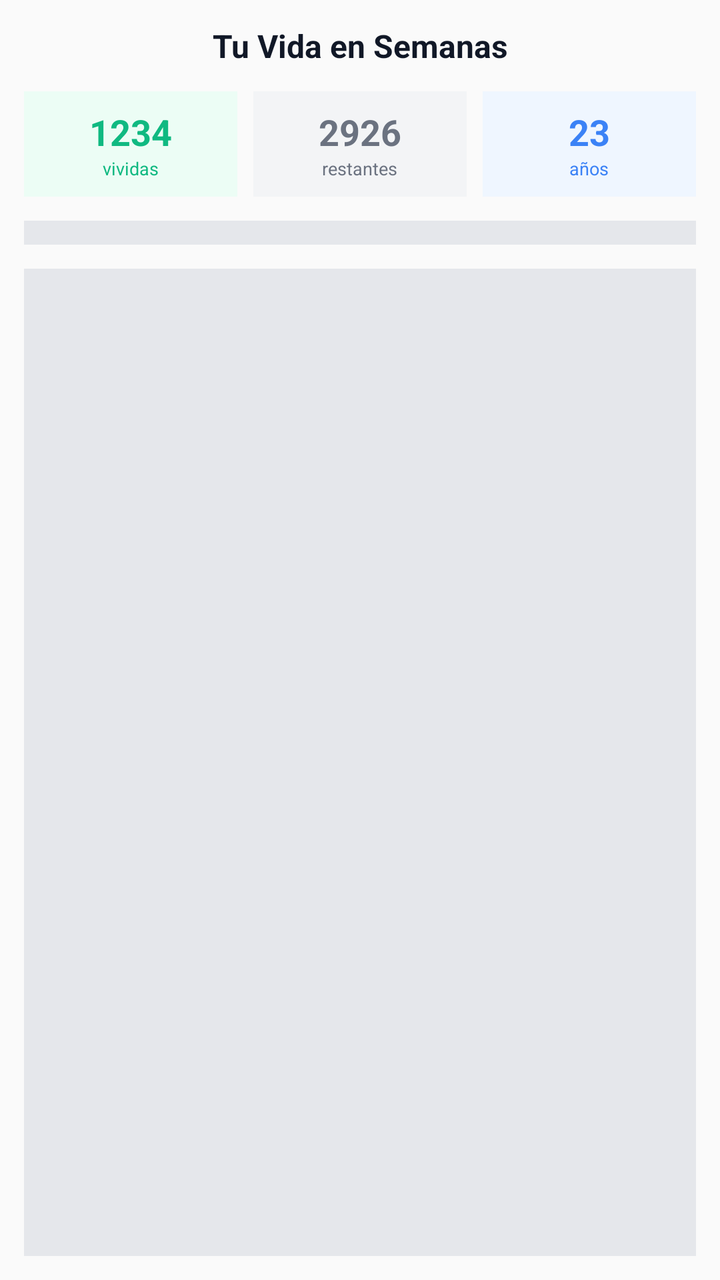
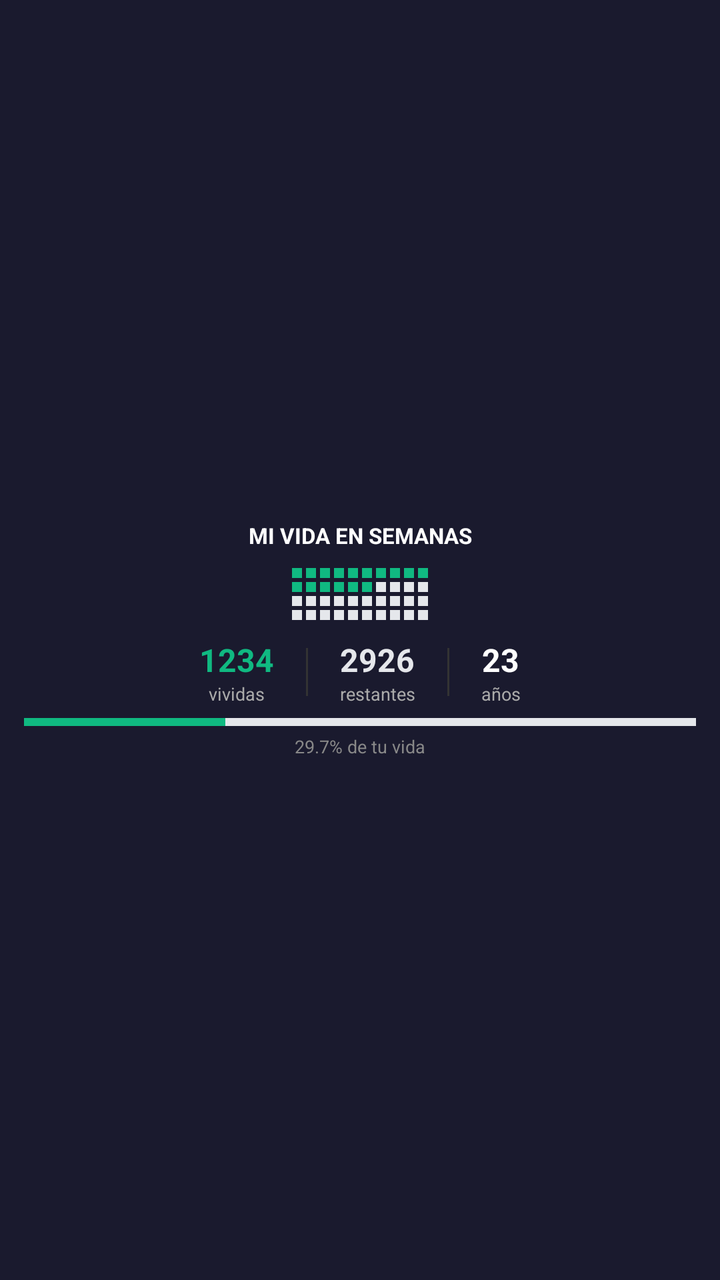

Screens rendered from an Android XML layout before and after an edit, with the pre-edit source and the edit as a unified diff.
<!-- AndroidManifest.xml: application theme Theme.Momentum -->
<!-- res/layout/life_weeks_widget_preview.xml -->
<?xml version="1.0" encoding="utf-8"?>
<FrameLayout xmlns:android="http://schemas.android.com/apk/res/android"
    android:layout_width="match_parent"
    android:layout_height="match_parent"
    android:background="#FAFAFA"
    android:padding="12dp">

    <LinearLayout
        android:layout_width="match_parent"
        android:layout_height="match_parent"
        android:orientation="vertical"
        android:gravity="center">

        <TextView
            android:layout_width="wrap_content"
            android:layout_height="wrap_content"
            android:text="Tu Vida en Semanas"
            android:textStyle="bold"
            android:textSize="16sp"
            android:textColor="#111827"
            android:gravity="center" />

        <View
            android:layout_width="1dp"
            android:layout_height="12dp" />

        <LinearLayout
            android:layout_width="match_parent"
            android:layout_height="wrap_content"
            android:orientation="horizontal"
            android:gravity="center">

            <LinearLayout
                android:layout_width="0dp"
                android:layout_height="wrap_content"
                android:layout_weight="1"
                android:orientation="vertical"
                android:gravity="center"
                android:background="#ECFDF5"
                android:padding="8dp">

                <TextView
                    android:layout_width="wrap_content"
                    android:layout_height="wrap_content"
                    android:text="1234"
                    android:textSize="18sp"
                    android:textStyle="bold"
                    android:textColor="#10B981" />

                <TextView
                    android:layout_width="wrap_content"
                    android:layout_height="wrap_content"
                    android:text="vividas"
                    android:textSize="9sp"
                    android:textColor="#10B981" />
            </LinearLayout>

            <View
                android:layout_width="8dp"
                android:layout_height="1dp" />

            <LinearLayout
                android:layout_width="0dp"
                android:layout_height="wrap_content"
                android:layout_weight="1"
                android:orientation="vertical"
                android:gravity="center"
                android:background="#F3F4F6"
                android:padding="8dp">

                <TextView
                    android:layout_width="wrap_content"
                    android:layout_height="wrap_content"
                    android:text="2926"
                    android:textSize="18sp"
                    android:textStyle="bold"
                    android:textColor="#6B7280" />

                <TextView
                    android:layout_width="wrap_content"
                    android:layout_height="wrap_content"
                    android:text="restantes"
                    android:textSize="9sp"
                    android:textColor="#6B7280" />
            </LinearLayout>

            <View
                android:layout_width="8dp"
                android:layout_height="1dp" />

            <LinearLayout
                android:layout_width="0dp"
                android:layout_height="wrap_content"
                android:layout_weight="1"
                android:orientation="vertical"
                android:gravity="center"
                android:background="#EFF6FF"
                android:padding="8dp">

                <TextView
                    android:layout_width="wrap_content"
                    android:layout_height="wrap_content"
                    android:text="23"
                    android:textSize="18sp"
                    android:textStyle="bold"
                    android:textColor="#3B82F6" />

                <TextView
                    android:layout_width="wrap_content"
                    android:layout_height="wrap_content"
                    android:text="años"
                    android:textSize="9sp"
                    android:textColor="#3B82F6" />
            </LinearLayout>
        </LinearLayout>

        <View
            android:layout_width="1dp"
            android:layout_height="12dp" />

        <View
            android:layout_width="match_parent"
            android:layout_height="12dp"
            android:background="#E5E7EB" />

        <View
            android:layout_width="1dp"
            android:layout_height="12dp" />

        <View
            android:layout_width="match_parent"
            android:layout_height="0dp"
            android:layout_weight="1"
            android:background="#E5E7EB" />

    </LinearLayout>

</FrameLayout>
<!-- resources referenced by this layout -->
<resources>
  <style name="Theme.Momentum" parent="Base.Theme.Momentum" />
  <style name="Base.Theme.Momentum" parent="Theme.Material3.DayNight.NoActionBar">
          
      </style>
</resources>

<!-- the commit's change to res/layout/life_weeks_widget_preview.xml (unified diff, before → after) -->
@@ -2,7 +2,7 @@
 <FrameLayout xmlns:android="http://schemas.android.com/apk/res/android"
     android:layout_width="match_parent"
     android:layout_height="match_parent"
-    android:background="#FAFAFA"
+    android:background="#1A1A2E"
     android:padding="12dp">
 
     <LinearLayout
@@ -11,39 +11,121 @@
         android:orientation="vertical"
         android:gravity="center">
 
+        
         <TextView
             android:layout_width="wrap_content"
             android:layout_height="wrap_content"
-            android:text="Tu Vida en Semanas"
+            android:text="MI VIDA EN SEMANAS"
             android:textStyle="bold"
-            android:textSize="16sp"
-            android:textColor="#111827"
+            android:textSize="11sp"
+            android:textColor="#FFFFFF"
             android:gravity="center" />
 
         <View
             android:layout_width="1dp"
-            android:layout_height="12dp" />
-
+            android:layout_height="8dp" />
+
+        
         <LinearLayout
             android:layout_width="match_parent"
             android:layout_height="wrap_content"
+            android:orientation="vertical"
+            android:gravity="center"
+            android:paddingStart="4dp"
+            android:paddingEnd="4dp">
+            
+            
+            <LinearLayout
+                android:layout_width="wrap_content"
+                android:layout_height="wrap_content"
+                android:orientation="horizontal">
+                <View android:layout_width="5dp" android:layout_height="5dp" android:layout_margin="1dp" android:background="#10B981"/>
+                <View android:layout_width="5dp" android:layout_height="5dp" android:layout_margin="1dp" android:background="#10B981"/>
+                <View android:layout_width="5dp" android:layout_height="5dp" android:layout_margin="1dp" android:background="#10B981"/>
+                <View android:layout_width="5dp" android:layout_height="5dp" android:layout_margin="1dp" android:background="#10B981"/>
+                <View android:layout_width="5dp" android:layout_height="5dp" android:layout_margin="1dp" android:background="#10B981"/>
+                <View android:layout_width="5dp" android:layout_height="5dp" android:layout_margin="1dp" android:background="#10B981"/>
+                <View android:layout_width="5dp" android:layout_height="5dp" android:layout_margin="1dp" android:background="#10B981"/>
+                <View android:layout_width="5dp" android:layout_height="5dp" android:layout_margin="1dp" android:background="#10B981"/>
+                <View android:layout_width="5dp" android:layout_height="5dp" android:layout_margin="1dp" android:background="#10B981"/>
+                <View android:layout_width="5dp" android:layout_height="5dp" android:layout_margin="1dp" android:background="#10B981"/>
+            </LinearLayout>
+            
+            
+            <LinearLayout
+                android:layout_width="wrap_content"
+                android:layout_height="wrap_content"
+                android:orientation="horizontal">
+                <View android:layout_width="5dp" android:layout_height="5dp" android:layout_margin="1dp" android:background="#10B981"/>
+                <View android:layout_width="5dp" android:layout_height="5dp" android:layout_margin="1dp" android:background="#10B981"/>
+                <View android:layout_width="5dp" android:layout_height="5dp" android:layout_margin="1dp" android:background="#10B981"/>
+                <View android:layout_width="5dp" android:layout_height="5dp" android:layout_margin="1dp" android:background="#10B981"/>
+                <View android:layout_width="5dp" android:layout_height="5dp" android:layout_margin="1dp" android:background="#10B981"/>
+                <View android:layout_width="5dp" android:layout_height="5dp" android:layout_margin="1dp" android:background="#10B981"/>
+                <View android:layout_width="5dp" android:layout_height="5dp" android:layout_margin="1dp" android:background="#E5E7EB"/>
+                <View android:layout_width="5dp" android:layout_height="5dp" android:layout_margin="1dp" android:background="#E5E7EB"/>
+                <View android:layout_width="5dp" android:layout_height="5dp" android:layout_margin="1dp" android:background="#E5E7EB"/>
+                <View android:layout_width="5dp" android:layout_height="5dp" android:layout_margin="1dp" android:background="#E5E7EB"/>
+            </LinearLayout>
+            
+            
+            <LinearLayout
+                android:layout_width="wrap_content"
+                android:layout_height="wrap_content"
+                android:orientation="horizontal">
+                <View android:layout_width="5dp" android:layout_height="5dp" android:layout_margin="1dp" android:background="#E5E7EB"/>
+                <View android:layout_width="5dp" android:layout_height="5dp" android:layout_margin="1dp" android:background="#E5E7EB"/>
+                <View android:layout_width="5dp" android:layout_height="5dp" android:layout_margin="1dp" android:background="#E5E7EB"/>
+                <View android:layout_width="5dp" android:layout_height="5dp" android:layout_margin="1dp" android:background="#E5E7EB"/>
+                <View android:layout_width="5dp" android:layout_height="5dp" android:layout_margin="1dp" android:background="#E5E7EB"/>
+                <View android:layout_width="5dp" android:layout_height="5dp" android:layout_margin="1dp" android:background="#E5E7EB"/>
+                <View android:layout_width="5dp" android:layout_height="5dp" android:layout_margin="1dp" android:background="#E5E7EB"/>
+                <View android:layout_width="5dp" android:layout_height="5dp" android:layout_margin="1dp" android:background="#E5E7EB"/>
+                <View android:layout_width="5dp" android:layout_height="5dp" android:layout_margin="1dp" android:background="#E5E7EB"/>
+                <View android:layout_width="5dp" android:layout_height="5dp" android:layout_margin="1dp" android:background="#E5E7EB"/>
+            </LinearLayout>
+            
+            
+            <LinearLayout
+                android:layout_width="wrap_content"
+                android:layout_height="wrap_content"
+                android:orientation="horizontal">
+                <View android:layout_width="5dp" android:layout_height="5dp" android:layout_margin="1dp" android:background="#E5E7EB"/>
+                <View android:layout_width="5dp" android:layout_height="5dp" android:layout_margin="1dp" android:background="#E5E7EB"/>
+                <View android:layout_width="5dp" android:layout_height="5dp" android:layout_margin="1dp" android:background="#E5E7EB"/>
+                <View android:layout_width="5dp" android:layout_height="5dp" android:layout_margin="1dp" android:background="#E5E7EB"/>
+                <View android:layout_width="5dp" android:layout_height="5dp" android:layout_margin="1dp" android:background="#E5E7EB"/>
+                <View android:layout_width="5dp" android:layout_height="5dp" android:layout_margin="1dp" android:background="#E5E7EB"/>
+                <View android:layout_width="5dp" android:layout_height="5dp" android:layout_margin="1dp" android:background="#E5E7EB"/>
+                <View android:layout_width="5dp" android:layout_height="5dp" android:layout_margin="1dp" android:background="#E5E7EB"/>
+                <View android:layout_width="5dp" android:layout_height="5dp" android:layout_margin="1dp" android:background="#E5E7EB"/>
+                <View android:layout_width="5dp" android:layout_height="5dp" android:layout_margin="1dp" android:background="#E5E7EB"/>
+            </LinearLayout>
+        </LinearLayout>
+
+        <View
+            android:layout_width="1dp"
+            android:layout_height="8dp" />
+
+        
+        <LinearLayout
+            android:layout_width="match_parent"
+            android:layout_height="wrap_content"
             android:orientation="horizontal"
             android:gravity="center">
 
-            <LinearLayout
-                android:layout_width="0dp"
-                android:layout_height="wrap_content"
-                android:layout_weight="1"
+            
+            <LinearLayout
+                android:layout_width="wrap_content"
+                android:layout_height="wrap_content"
                 android:orientation="vertical"
-                android:gravity="center"
-                android:background="#ECFDF5"
-                android:padding="8dp">
+                android:gravity="center">
 
                 <TextView
                     android:layout_width="wrap_content"
                     android:layout_height="wrap_content"
                     android:text="1234"
-                    android:textSize="18sp"
+                    android:textSize="16sp"
                     android:textStyle="bold"
                     android:textColor="#10B981" />
 
@@ -52,86 +134,115 @@
                     android:layout_height="wrap_content"
                     android:text="vividas"
                     android:textSize="9sp"
-                    android:textColor="#10B981" />
-            </LinearLayout>
-
-            <View
-                android:layout_width="8dp"
-                android:layout_height="1dp" />
-
-            <LinearLayout
-                android:layout_width="0dp"
-                android:layout_height="wrap_content"
-                android:layout_weight="1"
+                    android:textColor="#AAAAAA" />
+            </LinearLayout>
+
+            <View
+                android:layout_width="16dp"
+                android:layout_height="1dp" />
+
+            
+            <View
+                android:layout_width="1dp"
+                android:layout_height="24dp"
+                android:background="#333333" />
+
+            <View
+                android:layout_width="16dp"
+                android:layout_height="1dp" />
+
+            
+            <LinearLayout
+                android:layout_width="wrap_content"
+                android:layout_height="wrap_content"
                 android:orientation="vertical"
-                android:gravity="center"
-                android:background="#F3F4F6"
-                android:padding="8dp">
+                android:gravity="center">
 
                 <TextView
                     android:layout_width="wrap_content"
                     android:layout_height="wrap_content"
                     android:text="2926"
-                    android:textSize="18sp"
+                    android:textSize="16sp"
                     android:textStyle="bold"
-                    android:textColor="#6B7280" />
+                    android:textColor="#E5E7EB" />
 
                 <TextView
                     android:layout_width="wrap_content"
                     android:layout_height="wrap_content"
                     android:text="restantes"
                     android:textSize="9sp"
-                    android:textColor="#6B7280" />
-            </LinearLayout>
-
-            <View
-                android:layout_width="8dp"
-                android:layout_height="1dp" />
-
-            <LinearLayout
-                android:layout_width="0dp"
-                android:layout_height="wrap_content"
-                android:layout_weight="1"
+                    android:textColor="#AAAAAA" />
+            </LinearLayout>
+
+            <View
+                android:layout_width="16dp"
+                android:layout_height="1dp" />
+
+            
+            <View
+                android:layout_width="1dp"
+                android:layout_height="24dp"
+                android:background="#333333" />
+
+            <View
+                android:layout_width="16dp"
+                android:layout_height="1dp" />
+
+            
+            <LinearLayout
+                android:layout_width="wrap_content"
+                android:layout_height="wrap_content"
                 android:orientation="vertical"
-                android:gravity="center"
-                android:background="#EFF6FF"
-                android:padding="8dp">
+                android:gravity="center">
 
                 <TextView
                     android:layout_width="wrap_content"
                     android:layout_height="wrap_content"
                     android:text="23"
-                    android:textSize="18sp"
+                    android:textSize="16sp"
                     android:textStyle="bold"
-                    android:textColor="#3B82F6" />
+                    android:textColor="#FFFFFF" />
 
                 <TextView
                     android:layout_width="wrap_content"
                     android:layout_height="wrap_content"
                     android:text="años"
                     android:textSize="9sp"
-                    android:textColor="#3B82F6" />
+                    android:textColor="#AAAAAA" />
             </LinearLayout>
         </LinearLayout>
 
         <View
             android:layout_width="1dp"
-            android:layout_height="12dp" />
-
-        <View
+            android:layout_height="6dp" />
+
+        
+        <LinearLayout
             android:layout_width="match_parent"
-            android:layout_height="12dp"
-            android:background="#E5E7EB" />
-
-        <View
-            android:layout_width="1dp"
-            android:layout_height="12dp" />
-
-        <View
-            android:layout_width="match_parent"
-            android:layout_height="0dp"
-            android:layout_weight="1"
-            android:background="#E5E7EB" />
+            android:layout_height="4dp"
+            android:orientation="horizontal"
+            android:background="#E5E7EB">
+            
+            <View
+                android:layout_width="0dp"
+                android:layout_height="match_parent"
+                android:layout_weight="0.3"
+                android:background="#10B981" />
+            
+            <View
+                android:layout_width="0dp"
+                android:layout_height="match_parent"
+                android:layout_weight="0.7"
+                android:background="#E5E7EB" />
+        </LinearLayout>
+
+        <TextView
+            android:layout_width="wrap_content"
+            android:layout_height="wrap_content"
+            android:text="29.7% de tu vida"
+            android:textSize="9sp"
+            android:textColor="#888888"
+            android:layout_marginTop="4dp" />
 
     </LinearLayout>
 
